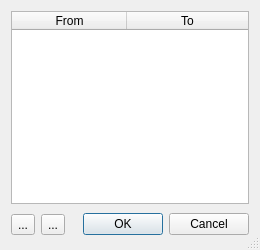
Qt form starcheat/templates/ColorEdit.ui (wizzomafizzo/starcheat) before a commit.
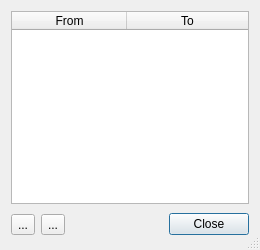
The same form after that commit. Icons and pictures are not drawn.

Commit message: Workaround issues with appearance color editing

What changed in the file:
```diff
--- a/starcheat/templates/ColorEdit.ui
+++ b/starcheat/templates/ColorEdit.ui
@@ -119,7 +119,7 @@
         <enum>Qt::Horizontal</enum>
        </property>
        <property name="standardButtons">
-        <set>QDialogButtonBox::Cancel|QDialogButtonBox::Ok</set>
+        <set>QDialogButtonBox::Close</set>
        </property>
       </widget>
      </item>
```
The commit also changes 1 other file.
